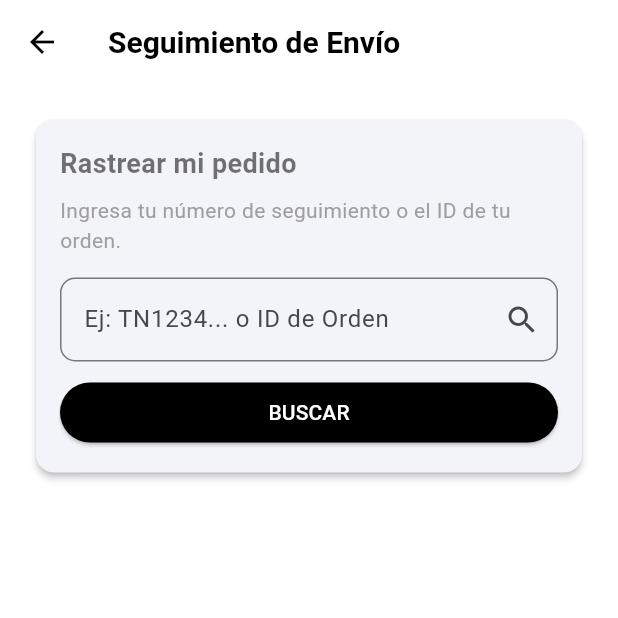
After one commit to manu-180/migue-iphones, a Flutter app: the OrderTrackingScreen screen opened by its route, after a tap on "BUSCAR", on a phone screen of 412 x 824 dp, the top half of it. The commit adds this screen. Run offline on Flutter 3.47's test engine with Material 3 defaults, Android fonts, the phone set to English and light mode, and no system bars; our stand-ins replace animate_do, flutter_dotenv, flutter_riverpod, font_awesome_flutter, go_router, lottie and 4 more; missing offline and left inert: dart:html, dart:js, dart:js_util, dart:ui_web; accounts and stored records are empty; generated files the repository leaves out were written again.

Commit message:
actualizando pagina para vercel

```diff
--- a/lib/config/router/app_router.dart
+++ b/lib/config/router/app_router.dart
@@ -3,6 +3,7 @@
 import 'package:flutter/material.dart';
 import 'package:go_router/go_router.dart';
 import 'package:migue_iphones/presentation/screens/checkout/payment_status_screen.dart';
+import 'package:migue_iphones/presentation/screens/tracking/order_tracking_screen.dart';
 import 'package:riverpod_annotation/riverpod_annotation.dart';
 
 // Layouts y Screens
@@ -89,6 +90,11 @@ GoRouter appRouter(AppRouterRef ref) { // 1. CAMBIO: Usar Ref en lugar de AppRou
           paymentId: state.uri.queryParameters['external_reference'],
         ),
       ),
+      GoRoute(
+        path: '/tracking',
+        name: OrderTrackingScreen.name,
+        builder: (context, state) => const OrderTrackingScreen(),
+      ),
     ],
 
     errorBuilder: (context, state) => Scaffold(
--- /dev/null
+++ b/lib/presentation/screens/tracking/order_tracking_screen.dart
@@ -0,0 +1,268 @@
+import 'package:flutter/material.dart';
+import 'package:flutter/services.dart';
+import 'package:go_router/go_router.dart';
+import 'package:intl/intl.dart';
+import 'package:supabase_flutter/supabase_flutter.dart';
+import 'package:url_launcher/url_launcher.dart';
+import 'package:font_awesome_flutter/font_awesome_flutter.dart';
+
+class OrderTrackingScreen extends StatefulWidget {
+  static const name = 'order-tracking-screen';
+  const OrderTrackingScreen({super.key});
+
+  @override
+  State<OrderTrackingScreen> createState() => _OrderTrackingScreenState();
+}
+
+class _OrderTrackingScreenState extends State<OrderTrackingScreen> {
+  final _searchController = TextEditingController();
+  bool _isLoading = false;
+  Map<String, dynamic>? _orderData;
+  String? _errorMsg;
+
+  // Lógica para buscar la orden en Supabase
+  Future<void> _searchOrder() async {
+    final input = _searchController.text.trim();
+    if (input.isEmpty) return;
+
+    setState(() { _isLoading = true; _errorMsg = null; _orderData = null; });
+
+    try {
+      final supabase = Supabase.instance.client;
+
+      // Buscamos por tracking_number O por ID de orden (UUID)
+      // Nota: Para buscar por ID parcial, se requeriría una RPC o lógica extra.
+      // Aquí buscamos coincidencia exacta por simplicidad y seguridad.
+      final response = await supabase
+          .from('orders_pulpiprint')
+          .select()
+          .or('tracking_number.eq.$input,id.eq.$input')
+          .maybeSingle();
+
+      if (response == null) {
+        setState(() => _errorMsg = 'No encontramos ninguna orden con ese número.');
+      } else {
+        setState(() => _orderData = response);
+      }
+    } catch (e) {
+      // Si el input no es UUID válido, Supabase tirará error al buscar en columna ID.
+      // Asumimos que no se encontró.
+      setState(() => _errorMsg = 'Formato inválido o orden no encontrada.');
+    } finally {
+      setState(() => _isLoading = false);
+    }
+  }
+
+  // Lógica inteligente para abrir la web del correo
+  void _launchCarrierTracking() async {
+    if (_orderData == null) return;
+
+    final tracking = _orderData!['tracking_number'];
+    final carrier = _orderData!['carrier_slug'] ?? 'correo-argentino';
+
+    if (tracking == null) return;
+
+    Uri url;
+    if (carrier.toString().toLowerCase().contains('andreani')) {
+      url = Uri.parse('https://www.andreani.com/#!/informacionEnvio/$tracking');
+    } else {
+      // Correo Argentino
+      url = Uri.parse('https://www.correoargentino.com.ar/formularios/e-commerce?id=$tracking');
+    }
+
+    if (await canLaunchUrl(url)) {
+      await launchUrl(url, mode: LaunchMode.externalApplication);
+    } else {
+      ScaffoldMessenger.of(context).showSnackBar(const SnackBar(content: Text('No se pudo abrir el mapa')));
+    }
+  }
+
+  @override
+  Widget build(BuildContext context) {
+    return Scaffold(
+      appBar: AppBar(
+        title: const Text('Seguimiento de Envío'),
+        leading: IconButton(icon: const Icon(Icons.arrow_back), onPressed: () => context.go('/')),
+      ),
+      body: SingleChildScrollView(
+        padding: const EdgeInsets.all(20),
+        child: Column(
+          crossAxisAlignment: CrossAxisAlignment.stretch,
+          children: [
+            // 1. CAJA DE BÚSQUEDA
+            Card(
+              elevation: 2,
+              shape: RoundedRectangleBorder(borderRadius: BorderRadius.circular(12)),
+              child: Padding(
+                padding: const EdgeInsets.all(16.0),
+                child: Column(
+                  crossAxisAlignment: CrossAxisAlignment.start,
+                  children: [
+                    const Text("Rastrear mi pedido", style: TextStyle(fontSize: 18, fontWeight: FontWeight.bold)),
+                    const SizedBox(height: 8),
+                    const Text("Ingresa tu número de seguimiento o el ID de tu orden.", style: TextStyle(color: Colors.grey)),
+                    const SizedBox(height: 15),
+                    TextField(
+                      controller: _searchController,
+                      decoration: InputDecoration(
+                        hintText: 'Ej: TN1234... o ID de Orden',
+                        border: OutlineInputBorder(borderRadius: BorderRadius.circular(10)),
+                        suffixIcon: IconButton(
+                          icon: const Icon(Icons.search),
+                          onPressed: _searchOrder,
+                        ),
+                      ),
+                      onSubmitted: (_) => _searchOrder(),
+                    ),
+                    const SizedBox(height: 10),
+                    SizedBox(
+                      width: double.infinity,
+                      child: ElevatedButton(
+                        onPressed: _isLoading ? null : _searchOrder,
+                        style: ElevatedButton.styleFrom(backgroundColor: Colors.black, foregroundColor: Colors.white),
+                        child: _isLoading
+                          ? const SizedBox(width: 20, height: 20, child: CircularProgressIndicator(color: Colors.white, strokeWidth: 2))
+                          : const Text("BUSCAR"),
+                      ),
+                    ),
+                    if (_errorMsg != null)
+                      Padding(
+                        padding: const EdgeInsets.only(top: 10),
+                        child: Text(_errorMsg!, style: const TextStyle(color: Colors.red, fontWeight: FontWeight.w500)),
+                      ),
+                  ],
+                ),
+              ),
+            ),
+
+            const SizedBox(height: 30),
+
+            // 2. RESULTADOS DE LA ORDEN
+            if (_orderData != null) ...[
+              _buildStatusCard(context),
+            ]
+          ],
+        ),
+      ),
+    );
+  }
+
+  Widget _buildStatusCard(BuildContext context) {
+    final status = _orderData!['status']; // pending, approved
+    final tracking = _orderData!['tracking_number'];
+    final carrier = _orderData!['carrier_slug'] ?? 'Transportista';
+    final total = _orderData!['total_amount'];
+
+    // Determinamos el paso actual
+    int currentStep = 0;
+    if (status == 'approved') currentStep = 1;
+    if (tracking != null) currentStep = 2;
+    // Si tuvieramos webhook de "entregado", sería paso 3
+
+    return Column(
+      children: [
+        // Tarjeta de Estado
+        Container(
+          padding: const EdgeInsets.all(20),
+          decoration: BoxDecoration(
+            color: Colors.white,
+            borderRadius: BorderRadius.circular(12),
+            border: Border.all(color: Colors.grey.shade200),
+            boxShadow: [BoxShadow(color: Colors.black.withOpacity(0.05), blurRadius: 10, offset: const Offset(0, 5))],
+          ),
+          child: Column(
+            crossAxisAlignment: CrossAxisAlignment.start,
+            children: [
+              Row(
+                mainAxisAlignment: MainAxisAlignment.spaceBetween,
+                children: [
+                  Text("Orden #${_orderData!['id'].toString().substring(0,8).toUpperCase()}",
+                       style: const TextStyle(fontWeight: FontWeight.bold, fontSize: 16)),
+                  Container(
+                    padding: const EdgeInsets.symmetric(horizontal: 8, vertical: 4),
+                    decoration: BoxDecoration(
+                      color: status == 'approved' ? Colors.green.shade100 : Colors.orange.shade100,
+                      borderRadius: BorderRadius.circular(8)
+                    ),
+                    child: Text(status == 'approved' ? 'PAGADO' : 'PENDIENTE',
+                                style: TextStyle(color: status == 'approved' ? Colors.green.shade800 : Colors.orange.shade800, fontWeight: FontWeight.bold, fontSize: 12)),
+                  )
+                ],
+              ),
+              const Divider(height: 30),
+
+              // LINEA DE TIEMPO SIMPLE
+              _buildStep(0, "Orden Recibida", "Tu pedido ha sido registrado.", currentStep >= 0),
+              _buildTimelineConnector(currentStep >= 1),
+              _buildStep(1, "Pago Acreditado", "El pago se procesó correctamente.", currentStep >= 1),
+              _buildTimelineConnector(currentStep >= 2),
+              _buildStep(2, "Enviado",
+                  tracking != null ? "Tracking: $tracking" : "Estamos preparando tu paquete.",
+                  currentStep >= 2,
+                  isLink: tracking != null
+              ),
+
+              const SizedBox(height: 30),
+
+              if (tracking != null)
+                SizedBox(
+                  width: double.infinity,
+                  child: ElevatedButton.icon(
+                    onPressed: _launchCarrierTracking,
+                    style: ElevatedButton.styleFrom(
+                      backgroundColor: const Color(0xFF009EE3),
+                      foregroundColor: Colors.white,
+                      padding: const EdgeInsets.symmetric(vertical: 15),
+                      shape: RoundedRectangleBorder(borderRadius: BorderRadius.circular(10))
+                    ),
+                    icon: const FaIcon(FontAwesomeIcons.truckFast, size: 18),
+                    label: Text("Rastrear en $carrier"),
+                  ),
+                ),
+            ],
+          ),
+        ),
+      ],
+    );
+  }
+
+  Widget _buildStep(int stepIndex, String title, String subtitle, bool isActive, {bool isLink = false}) {
+    return Row(
+      crossAxisAlignment: CrossAxisAlignment.start,
+      children: [
+        Column(
+          children: [
+            Container(
+              width: 24, height: 24,
+              decoration: BoxDecoration(
+                color: isActive ? Colors.black : Colors.grey.shade300,
+                shape: BoxShape.circle,
+              ),
+              child: isActive ? const Icon(Icons.check, color: Colors.white, size: 14) : null,
+            ),
+          ],
+        ),
+        const SizedBox(width: 15),
+        Expanded(
+          child: Column(
+            crossAxisAlignment: CrossAxisAlignment.start,
+            children: [
+              Text(title, style: TextStyle(fontWeight: FontWeight.bold, color: isActive ? Colors.black : Colors.grey)),
+              const SizedBox(height: 4),
+              Text(subtitle, style: TextStyle(fontSize: 13, color: isLink ? Colors.blue : Colors.grey.shade600, fontWeight: isLink ? FontWeight.bold : FontWeight.normal)),
+            ],
+          ),
+        )
+      ],
+    );
+  }
+
+  Widget _buildTimelineConnector(bool isActive) {
+    return Container(
+      margin: const EdgeInsets.only(left: 11),
+      height: 30,
+      width: 2,
+      color: isActive ? Colors.black : Colors.grey.shade300,
+    );
+  }
+}
--- a/lib/presentation/widgets/shared/custom_app_bar.dart
+++ b/lib/presentation/widgets/shared/custom_app_bar.dart
@@ -73,6 +73,12 @@ class CustomAppBar extends ConsumerWidget implements PreferredSizeWidget {
                 const SizedBox(width: 20),
               ],
 
+              IconButton(
+  icon: const Icon(Icons.local_shipping_outlined),
+  tooltip: "Seguir mi envío",
+  onPressed: () => context.push('/tracking'),
+),
+
               // 4. CARRITO
               CompositedTransformTarget(
                 link: cartLayerLink,
```
Also changed, not shown: docs/assets/fonts/MaterialIcons-Regular.otf, docs/assets/packages/font_awesome_flutter/lib/fonts/fa-solid-900.ttf, 4 other files.
